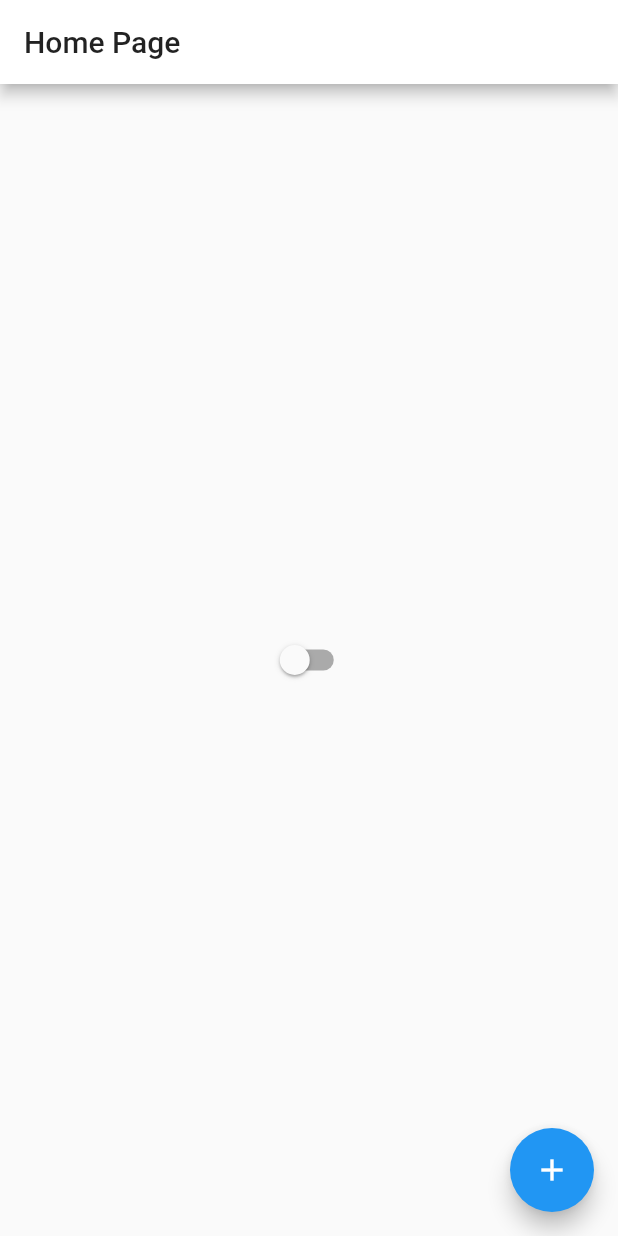
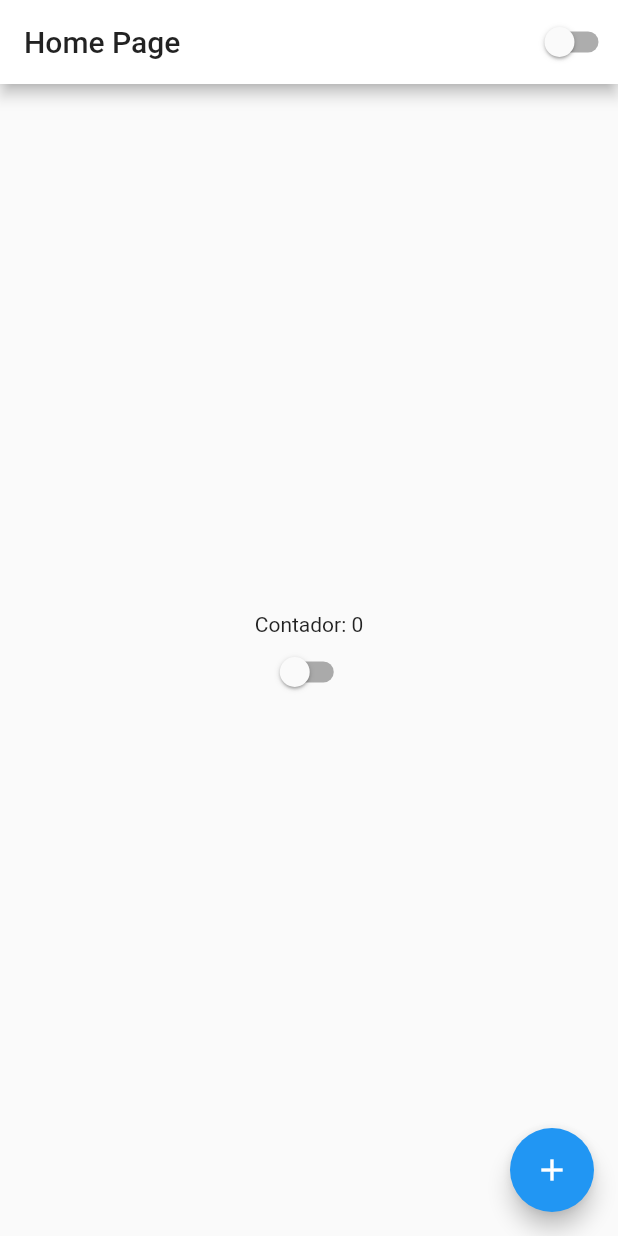
Before and after one commit to Britoweb/flutterando, a Flutter app: the screen it shows after launch, on a phone screen of 412 x 824 dp. Run offline on Flutter 3.47's test engine with Material 2 defaults, Android fonts, the phone set to English and light mode, and no system bars.

Commit message:
Fim Aula 14

```diff
--- a/lib/home_page.dart
+++ b/lib/home_page.dart
@@ -17,13 +17,19 @@ class HomePageState extends State<HomePage> {
     return Scaffold(
       appBar: AppBar(
         title: Text('Home Page'),
+        actions: [
+          CustomSwitch(),
+        ],
       ),
-      body: Center(
-        child: Switch(
-          value: AppController.instance.isDartTheme,
-          onChanged: (value) {
-            AppController.instance.changeTheme();
-          }
+      body: Container(
+        width: double.infinity,
+        height: double.infinity,
+        child: Column(
+          mainAxisAlignment: MainAxisAlignment.center,
+          children: [
+            Text('Contador: $counter'),
+            CustomSwitch(),
+          ],
         ),
       ),
       floatingActionButton: FloatingActionButton(
@@ -37,3 +43,17 @@ class HomePageState extends State<HomePage> {
     );
   }
 }
+
+
+class CustomSwitch extends StatelessWidget {
+
+  @override
+  Widget build(BuildContext context) {
+    return Switch(
+          value: AppController.instance.isDartTheme,
+          onChanged: (value) {
+            AppController.instance.changeTheme();
+          }
+        );
+  }
+}
```
